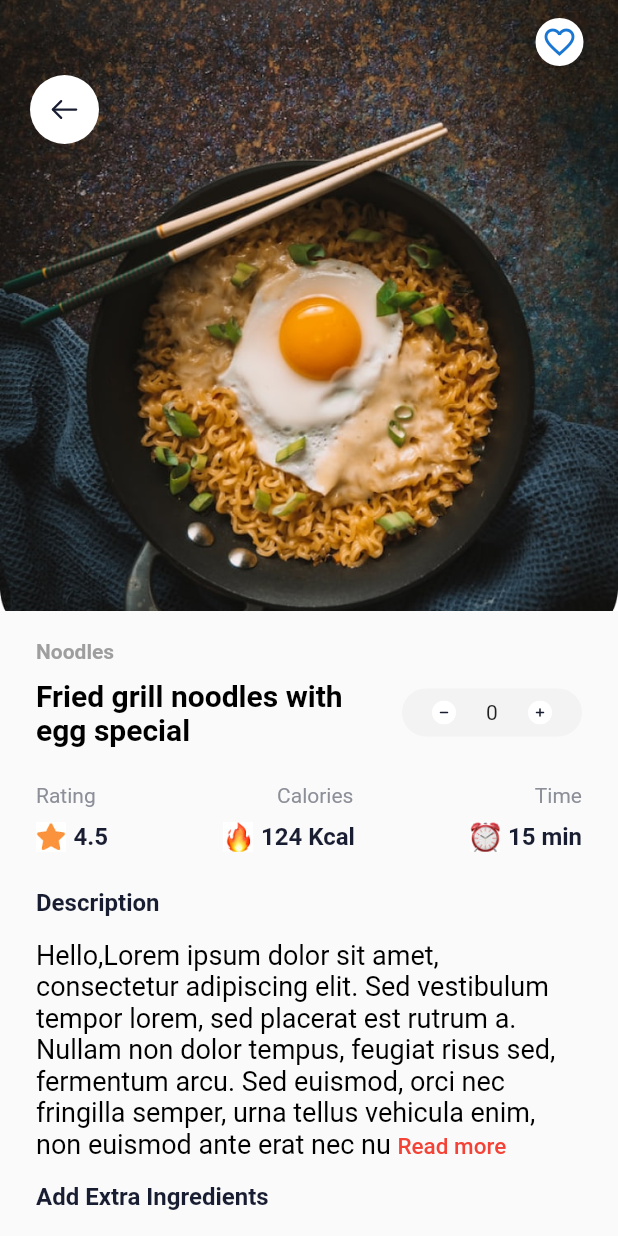
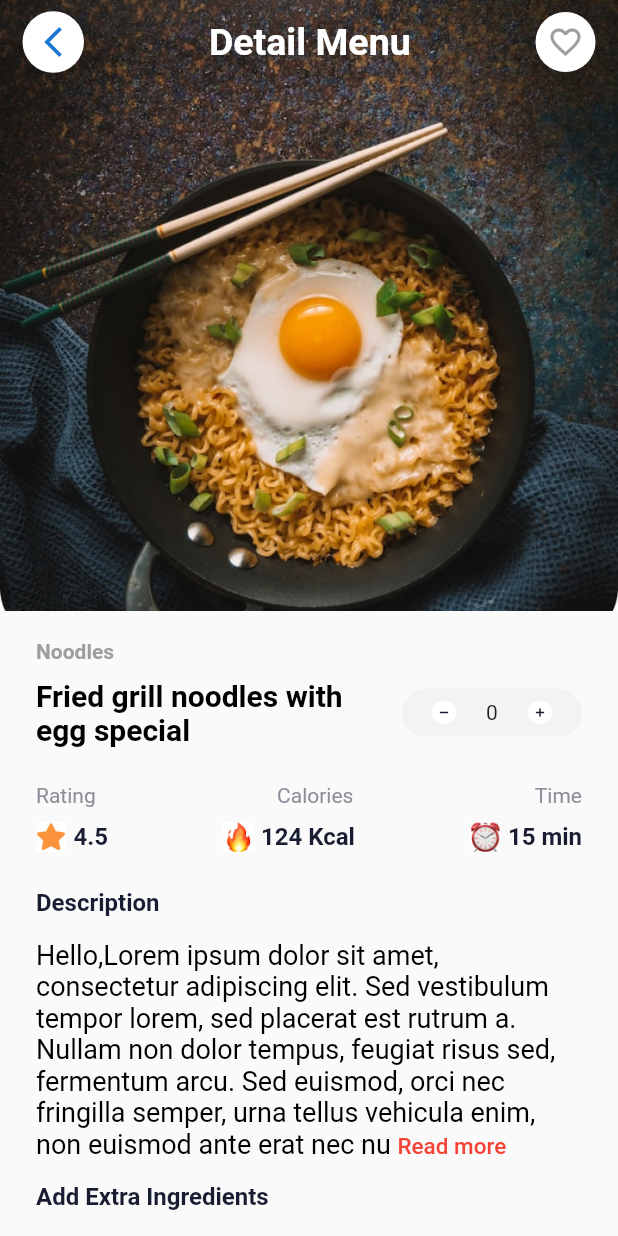
Before and after one commit to MuhammadsharifDev/hw_with_block, a Flutter app: the screen it shows after launch, on a phone screen of 412 x 824 dp. Run offline on Flutter 3.47's test engine with Material 2 defaults, Android fonts, the phone set to English and light mode, and no system bars; our stand-ins replace bloc, equatable, flutter_bloc, flutter_svg.

Commit message:
add like

```diff
--- a/lib/main/bloc/main_event.dart
+++ b/lib/main/bloc/main_event.dart
@@ -5,7 +5,6 @@ abstract class MainEvent {}
 
 class IncrementEvent extends MainEvent {
   final int number;
-
 
   IncrementEvent(
     this.number,
@@ -18,21 +17,25 @@ class IncrementEvent extends MainEvent {
 class DecrementEvent extends MainEvent {
   final int number;
 
-  DecrementEvent(this.number,);
+  DecrementEvent(
+    this.number,
+  );
 
   @override
-  List<Object?> get props => [number,];
+  List<Object?> get props => [
+        number,
+      ];
 }
 
 class FirstElementEvent extends MainEvent {
-
   final int count;
 
-
-  FirstElementEvent(this.count,);
+  FirstElementEvent(
+    this.count,
+  );
 
   @override
-  List<Object?> get props => [ count];
+  List<Object?> get props => [count];
 }
 
 class FirstElementMinusEvent extends MainEvent {
@@ -44,16 +47,15 @@ class FirstElementMinusEvent extends MainEvent {
   List<Object?> get props => [count];
 }
 
-
 class SecondElementEvent extends MainEvent {
-
   final int secondNumber;
 
-
-  SecondElementEvent(this.secondNumber,);
+  SecondElementEvent(
+    this.secondNumber,
+  );
 
   @override
-  List<Object?> get props => [ secondNumber];
+  List<Object?> get props => [secondNumber];
 }
 
 class SecondElementMinusEvent extends MainEvent {
@@ -66,14 +68,14 @@ class SecondElementMinusEvent extends MainEvent {
 }
 
 class ThirteenElementEvent extends MainEvent {
-
   final int thirdNumber;
 
-
-  ThirteenElementEvent(this.thirdNumber,);
+  ThirteenElementEvent(
+    this.thirdNumber,
+  );
 
   @override
-  List<Object?> get props => [ thirdNumber];
+  List<Object?> get props => [thirdNumber];
 }
 
 class ThirteenElementMinusEvent extends MainEvent {
@@ -86,14 +88,14 @@ class ThirteenElementMinusEvent extends MainEvent {
 }
 
 class FourteenElementEvent extends MainEvent {
-
   final int fourNumber;
 
-
-  FourteenElementEvent(this.fourNumber,);
+  FourteenElementEvent(
+    this.fourNumber,
+  );
 
   @override
-  List<Object?> get props => [ fourNumber];
+  List<Object?> get props => [fourNumber];
 }
 
 class FourteenElementMinusEvent extends MainEvent {
@@ -104,3 +106,12 @@ class FourteenElementMinusEvent extends MainEvent {
   @override
   List<Object?> get props => [fourNumber];
 }
+
+class IsLikeEvent extends MainEvent {
+  final bool isLike;
+
+  IsLikeEvent({required this.isLike});
+
+  @override
+  List<Object?> get props => [isLike];
+}
--- a/lib/main/bloc/main_state.dart
+++ b/lib/main/bloc/main_state.dart
@@ -1,26 +1,32 @@
 part of 'main_bloc.dart';
 
 
-
-class MainState extends Equatable{
+class MainState extends Equatable {
   final int number;
   final int count;
   final int secondNumber;
   final int thirdNumber;
   final int fourNumber;
-   const MainState({this.number=0,this.count=0,this.secondNumber=0,this.thirdNumber=0,this.fourNumber=0});
+  final bool isLike;
 
-  MainState copyWith({int? number,int? count,int? secondNumber, int? thirdNumber,int? fourNumber }){
+  const MainState(
+      {this.number = 0, this.count = 0, this.secondNumber = 0, this.thirdNumber = 0, this.fourNumber = 0, this.isLike = false});
+
+  MainState copyWith(
+      {int? number, int? count, int? secondNumber, int? thirdNumber, int? fourNumber, bool? isLike,}) {
     return MainState(
-        number: number?? this.number,
-      count: count?? this.number,
-      secondNumber: secondNumber?? this.secondNumber,
-      thirdNumber: thirdNumber??this.thirdNumber,
-      fourNumber: fourNumber?? this.thirdNumber,
+      number: number ?? this.number,
+      count: count ?? this.number,
+      secondNumber: secondNumber ?? this.secondNumber,
+      thirdNumber: thirdNumber ?? this.thirdNumber,
+      fourNumber: fourNumber ?? this.thirdNumber,
+      isLike: isLike ?? this.isLike,
     );
   }
 
-   @override
-  List<Object?> get props=>[number,count,secondNumber,thirdNumber,fourNumber];
+  @override
+  List<Object?> get props =>
+      [number, count, secondNumber, thirdNumber, fourNumber, isLike];
+
 
 }
--- a/lib/main/main_page.dart
+++ b/lib/main/main_page.dart
@@ -18,35 +18,42 @@ class MainPage extends StatelessWidget {
           body: CustomScrollView(
             slivers: [
               SliverAppBar(
+                shape: const RoundedRectangleBorder(
+                  borderRadius: BorderRadius.only(
+                    bottomLeft: Radius.circular(50),
+                    bottomRight: Radius.circular(50),
+                  ),
+                ),
                 backgroundColor: Colors.white,
-                elevation: null,
+                elevation: 0,
                 expandedHeight: 407,
-                flexibleSpace: Stack(
-                  children: <Widget>[
-                    Positioned.fill(
-                      child: Image.asset(
-                        AppImages.menu_image,
-                        fit: BoxFit.cover,
-                      ),
-                    ),
-                    Positioned(
-                        top: 50,
-                        left: 20,
-                        child: SvgPicture.asset(AppIcon.back_icon)),
-                  ],
+                pinned: true,
+                leading: Padding(
+                  padding: const EdgeInsets.only(left: 15),
+                  child: CircleAvatar(
+                    backgroundColor: Colors.white,
+                    child: IconButton(onPressed: (){}, icon:const Icon(Icons.arrow_back_ios_new)),
+                  ),
                 ),
+                title: const Center(child: Text('Detail Menu',style: TextStyle(fontSize:25,fontWeight: FontWeight.w600,color: Colors.white),)),
                 actions: [
                   Padding(
                     padding: const EdgeInsets.only(right: 15),
-                    child: IconButton(
-                      onPressed: () {},
-                      icon: const CircleAvatar(
-                        backgroundColor: Colors.white,
-                        child: Icon(Icons.favorite_border),
-                      ),
+                    child: CircleAvatar(
+                      backgroundColor: Colors.white,
+                      child: IconButton(onPressed: (){
+                        context.read<MainBloc>().add(IsLikeEvent(isLike: !state.isLike));
+                      }, icon: Icon(state.isLike?Icons.favorite:Icons.favorite_border,color: state.isLike?Colors.red:Colors.grey,)),
                     ),
-                  )
+                  ),
                 ],
+                flexibleSpace: FlexibleSpaceBar(
+                  background: Image.asset(
+                    AppImages.menu_image,
+                    fit: BoxFit.cover,
+                  ),
+                ),
+
               ),
               SliverToBoxAdapter(
                 child: Padding(
@@ -210,15 +217,15 @@ class MainPage extends StatelessWidget {
                       ),),
                       const SizedBox(height: 16,),
 
-                      ListTileItems.items(image: AppImages.mustard_image, title: 'Mushroom', subtitle: '1 Piece', iconBottom:Row(
+                      ListTileItems.items(image: AppImages.mushroom_image, title: 'Mushroom', subtitle: '1 Piece', iconBottom:Row(
                         mainAxisAlignment: MainAxisAlignment.spaceBetween,
                         children: [
                           IconButton(onPressed: (){
-                            context.read<MainBloc>().add(DecrementEvent( state.count));
+                            context.read<MainBloc>().add(ThirteenElementMinusEvent( state.thirdNumber));
                           }, icon: SvgPicture.asset(AppIcon.remove_icon),),
-                          Text(state.count.toString()),
+                          Text(state.thirdNumber.toString()),
                           IconButton(onPressed: (){
-                            context.read<MainBloc>().add(IncrementEvent(state.count));
+                            context.read<MainBloc>().add(ThirteenElementEvent(state.thirdNumber));
                           }, icon: SvgPicture.asset(AppIcon.add_icon),),
 
                         ],
@@ -230,11 +237,11 @@ class MainPage extends StatelessWidget {
                         mainAxisAlignment: MainAxisAlignment.spaceBetween,
                         children: [
                           IconButton(onPressed: (){
-                            context.read<MainBloc>().add(DecrementEvent( state.count));
+                            context.read<MainBloc>().add(FourteenElementMinusEvent( state.fourNumber));
                           }, icon: SvgPicture.asset(AppIcon.remove_icon),),
-                          Text(state.count.toString()),
+                          Text(state.fourNumber.toString()),
                           IconButton(onPressed: (){
-                            context.read<MainBloc>().add(IncrementEvent(state.count));
+                            context.read<MainBloc>().add(FourteenElementEvent(state.fourNumber));
                           }, icon: SvgPicture.asset(AppIcon.add_icon),),
 
                         ],
```
Also changed, not shown: lib/main/bloc/main_bloc.dart (+30 -3 lines).
